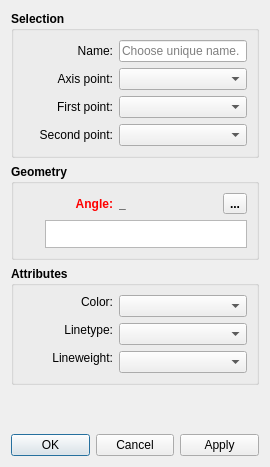
This is src/libs/vtools/dialogs/tools/dialoglineintersectaxis.ui in FashionFreedom/Seamly2D as Qt 5 draws it before an edit. The edited form follows.
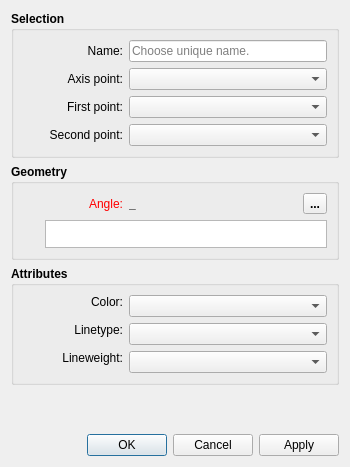
This is the edited form. Icons and pictures are not drawn. Custom widgets are drawn as their Qt base class.

```diff
--- a/src/libs/vtools/dialogs/tools/dialoglineintersectaxis.ui
+++ b/src/libs/vtools/dialogs/tools/dialoglineintersectaxis.ui
@@ -6,7 +6,7 @@
    <rect>
     <x>0</x>
     <y>0</y>
-    <width>270</width>
+    <width>350</width>
     <height>467</height>
    </rect>
   </property>
@@ -57,7 +57,7 @@
           </property>
           <property name="minimumSize">
            <size>
-            <width>90</width>
+            <width>100</width>
             <height>0</height>
            </size>
           </property>
@@ -113,7 +113,7 @@
           </property>
           <property name="minimumSize">
            <size>
-            <width>90</width>
+            <width>100</width>
             <height>0</height>
            </size>
           </property>
@@ -166,7 +166,7 @@
           </property>
           <property name="minimumSize">
            <size>
-            <width>90</width>
+            <width>100</width>
             <height>0</height>
            </size>
           </property>
@@ -219,7 +219,7 @@
           </property>
           <property name="minimumSize">
            <size>
-            <width>90</width>
+            <width>100</width>
             <height>0</height>
            </size>
           </property>
@@ -297,7 +297,7 @@
           </property>
           <property name="minimumSize">
            <size>
-            <width>90</width>
+            <width>100</width>
             <height>0</height>
            </size>
           </property>
@@ -338,6 +338,12 @@
             </disabled>
            </palette>
           </property>
+          <property name="font">
+           <font>
+            <pointsize>9</pointsize>
+            <bold>false</bold>
+           </font>
+          </property>
           <property name="text">
            <string>Angle:</string>
           </property>
@@ -375,7 +381,7 @@
           </property>
           <property name="sizeHint" stdset="0">
            <size>
-            <width>40</width>
+            <width>10</width>
             <height>20</height>
            </size>
           </property>
@@ -501,7 +507,7 @@
           </property>
           <property name="minimumSize">
            <size>
-            <width>90</width>
+            <width>100</width>
             <height>0</height>
            </size>
           </property>
@@ -563,7 +569,7 @@
           </property>
           <property name="minimumSize">
            <size>
-            <width>90</width>
+            <width>100</width>
             <height>0</height>
            </size>
           </property>
@@ -619,7 +625,7 @@
           </property>
           <property name="minimumSize">
            <size>
-            <width>90</width>
+            <width>100</width>
             <height>0</height>
            </size>
           </property>
```
